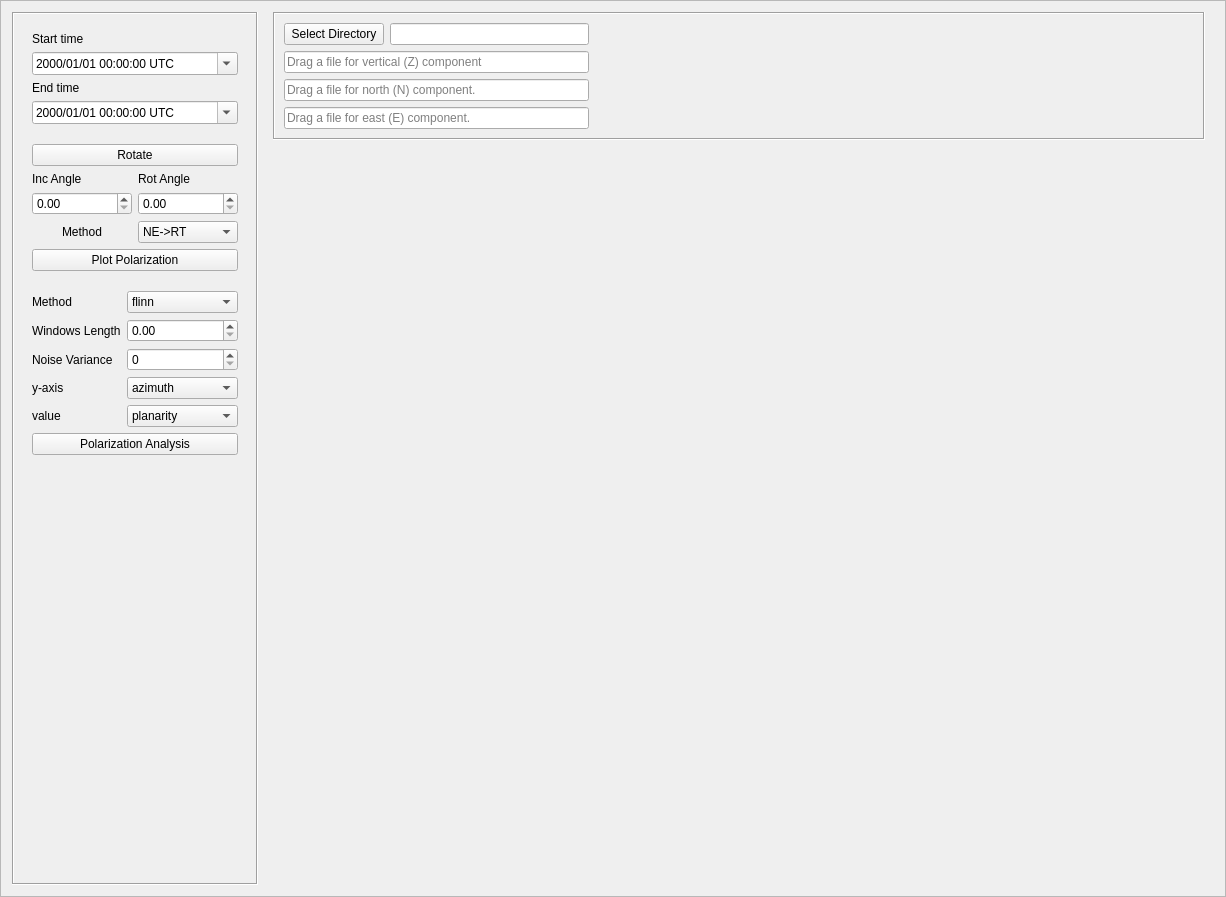
Above: isp/resources/designer_uis/Earthquake3CFrame.ui from ProjectISP/ISP before the change. Below: the same form after it.
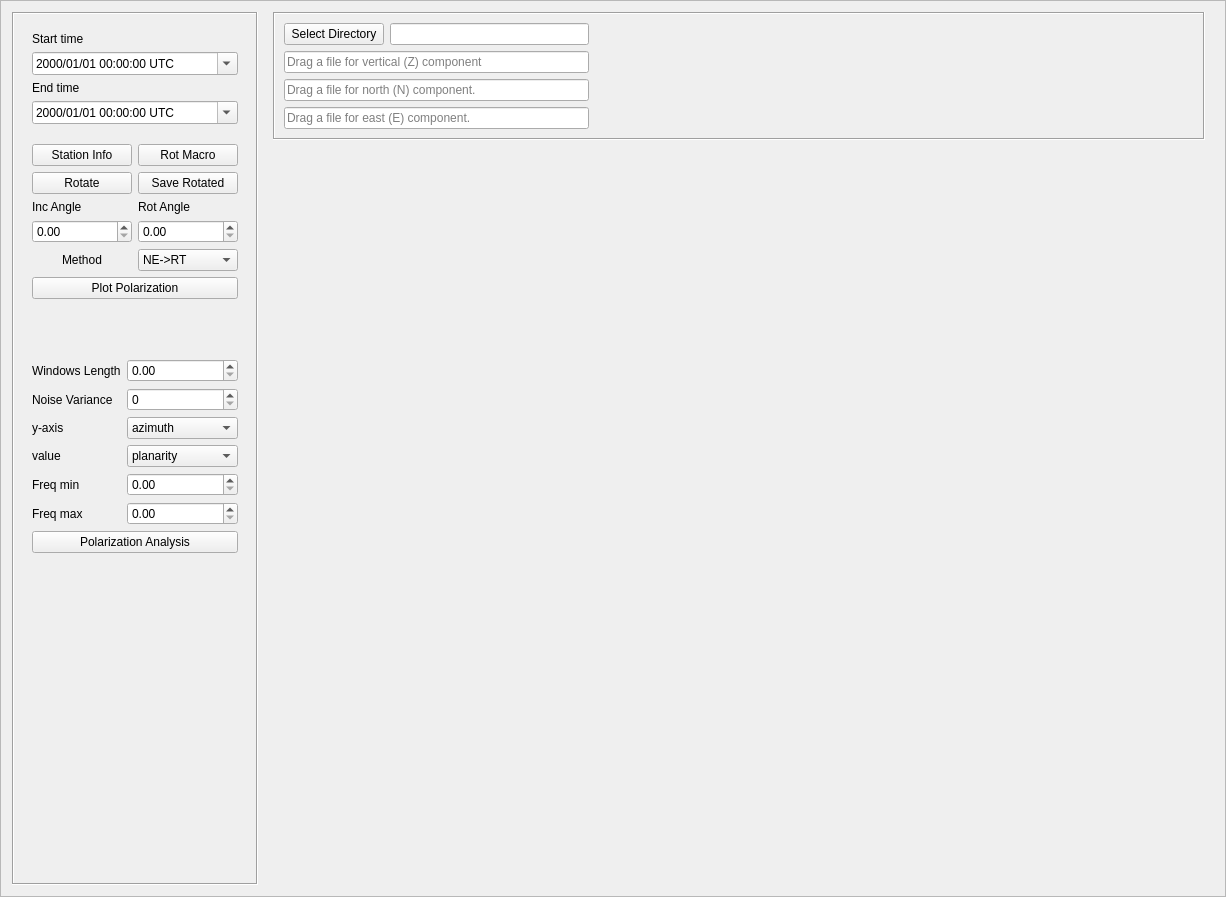
That is the form after the change.

Diff of the .ui file:
```diff
--- a/isp/resources/designer_uis/Earthquake3CFrame.ui
+++ b/isp/resources/designer_uis/Earthquake3CFrame.ui
@@ -132,65 +132,86 @@
          <property name="verticalSpacing">
           <number>6</number>
          </property>
-         <item row="2" column="0">
-          <widget class="QDoubleSpinBox" name="incidenceSB"/>
-         </item>
-         <item row="4" column="0" colspan="2">
+         <item row="5" column="0" colspan="2">
           <widget class="QPushButton" name="plotpolBtn">
            <property name="text">
             <string>Plot Polarization</string>
            </property>
           </widget>
          </item>
-         <item row="2" column="1">
-          <widget class="QDoubleSpinBox" name="degreeSB">
-           <property name="maximum">
-            <double>360.000000000000000</double>
-           </property>
-          </widget>
+         <item row="3" column="0">
+          <widget class="QDoubleSpinBox" name="incidenceSB"/>
          </item>
-         <item row="3" column="0" alignment="Qt::AlignHCenter">
-          <widget class="QLabel" name="label_25">
-           <property name="text">
-            <string>Method</string>
-           </property>
-          </widget>
-         </item>
-         <item row="3" column="1">
-          <widget class="QComboBox" name="comboBox">
-           <item>
-            <property name="text">
-             <string>NE-&gt;RT</string>
-            </property>
-           </item>
-           <item>
-            <property name="text">
-             <string>ZNE-&gt;LQT</string>
-            </property>
-           </item>
-          </widget>
-         </item>
-         <item row="1" column="0">
+         <item row="2" column="0">
           <widget class="QLabel" name="label">
            <property name="text">
             <string>Inc Angle</string>
            </property>
           </widget>
          </item>
-         <item row="1" column="1">
+         <item row="4" column="1">
+          <widget class="QComboBox" name="methodCB">
+           <item>
+            <property name="text">
+             <string>NE-&gt;RT</string>
+            </property>
+           </item>
+           <item>
+            <property name="text">
+             <string>ZNE-&gt;LQT</string>
+            </property>
+           </item>
+          </widget>
+         </item>
+         <item row="2" column="1">
           <widget class="QLabel" name="label_2">
            <property name="text">
             <string>Rot Angle</string>
            </property>
           </widget>
          </item>
-         <item row="0" column="0" colspan="2">
+         <item row="4" column="0" alignment="Qt::AlignHCenter">
+          <widget class="QLabel" name="label_25">
+           <property name="text">
+            <string>Method</string>
+           </property>
+          </widget>
+         </item>
+         <item row="3" column="1">
+          <widget class="QDoubleSpinBox" name="degreeSB">
+           <property name="maximum">
+            <double>360.000000000000000</double>
+           </property>
+          </widget>
+         </item>
+         <item row="0" column="0">
+          <widget class="QPushButton" name="stationsBtn">
+           <property name="text">
+            <string>Station Info</string>
+           </property>
+          </widget>
+         </item>
+         <item row="0" column="1">
+          <widget class="QPushButton" name="rot_macroBtn">
+           <property name="text">
+            <string>Rot Macro</string>
+           </property>
+          </widget>
+         </item>
+         <item row="1" column="0">
           <widget class="QPushButton" name="rotateplotBtn">
            <property name="text">
             <string>Rotate</string>
            </property>
           </widget>
          </item>
+         <item row="1" column="1">
+          <widget class="QPushButton" name="save_rotatedBtn">
+           <property name="text">
+            <string>Save Rotated</string>
+           </property>
+          </widget>
+         </item>
         </layout>
        </widget>
       </item>
@@ -203,14 +224,10 @@
          </sizepolicy>
         </property>
         <layout class="QGridLayout" name="gridLayout_7">
-         <item row="0" column="0">
-          <widget class="QLabel" name="label_26">
-           <property name="text">
-            <string>Method</string>
-           </property>
-          </widget>
+         <item row="2" column="1">
+          <widget class="QDoubleSpinBox" name="doubleSpinBox_winlen"/>
          </item>
-         <item row="5" column="1">
+         <item row="6" column="1">
           <widget class="QComboBox" name="comboBox_polarity">
            <item>
             <property name="text">
@@ -224,64 +241,38 @@
            </item>
           </widget>
          </item>
-         <item row="0" column="1">
-          <widget class="QComboBox" name="comboBox_methodpolarization">
-           <item>
-            <property name="text">
-             <string>flinn</string>
-            </property>
-           </item>
-           <item>
-            <property name="text">
-             <string>pm</string>
-            </property>
-           </item>
-           <item>
-            <property name="text">
-             <string>vidale</string>
-            </property>
-           </item>
-          </widget>
+         <item row="3" column="1">
+          <widget class="QSpinBox" name="spinBox_2"/>
          </item>
-         <item row="5" column="0">
-          <widget class="QLabel" name="label_31">
+         <item row="3" column="0">
+          <widget class="QLabel" name="label_29">
            <property name="text">
-            <string>value</string>
+            <string>Noise Variance</string>
            </property>
           </widget>
          </item>
-         <item row="1" column="1">
-          <widget class="QDoubleSpinBox" name="doubleSpinBox_winlen"/>
-         </item>
-         <item row="1" column="0">
+         <item row="2" column="0">
           <widget class="QLabel" name="label_27">
            <property name="text">
             <string>Windows Length</string>
            </property>
           </widget>
          </item>
-         <item row="4" column="0">
+         <item row="5" column="0">
           <widget class="QLabel" name="label_30">
            <property name="text">
             <string>y-axis</string>
            </property>
           </widget>
          </item>
-         <item row="2" column="0">
-          <widget class="QLabel" name="label_29">
-           <property name="text">
-            <string>Noise Variance</string>
-           </property>
-          </widget>
-         </item>
-         <item row="6" column="0" colspan="2">
+         <item row="9" column="0" colspan="2">
           <widget class="QPushButton" name="polarizationBtn">
            <property name="text">
             <string>Polarization Analysis</string>
            </property>
           </widget>
          </item>
-         <item row="4" column="1">
+         <item row="5" column="1">
           <widget class="QComboBox" name="comboBox_yaxis">
            <item>
             <property name="text">
@@ -295,8 +286,45 @@
            </item>
           </widget>
          </item>
-         <item row="2" column="1">
-          <widget class="QSpinBox" name="spinBox_2"/>
+         <item row="7" column="1">
+          <widget class="QDoubleSpinBox" name="freq_minDB"/>
+         </item>
+         <item row="6" column="0">
+          <widget class="QLabel" name="label_31">
+           <property name="text">
+            <string>value</string>
+           </property>
+          </widget>
+         </item>
+         <item row="1" column="1">
+          <spacer name="verticalSpacer_2">
+           <property name="orientation">
+            <enum>Qt::Vertical</enum>
+           </property>
+           <property name="sizeHint" stdset="0">
+            <size>
+             <width>20</width>
+             <height>40</height>
+            </size>
+           </property>
+          </spacer>
+         </item>
+         <item row="8" column="1">
+          <widget class="QDoubleSpinBox" name="freq_maxDB"/>
+         </item>
+         <item row="7" column="0">
+          <widget class="QLabel" name="label_3">
+           <property name="text">
+            <string>Freq min</string>
+           </property>
+          </widget>
+         </item>
+         <item row="8" column="0">
+          <widget class="QLabel" name="label_4">
+           <property name="text">
+            <string>Freq max</string>
+           </property>
+          </widget>
          </item>
         </layout>
        </widget>
```
